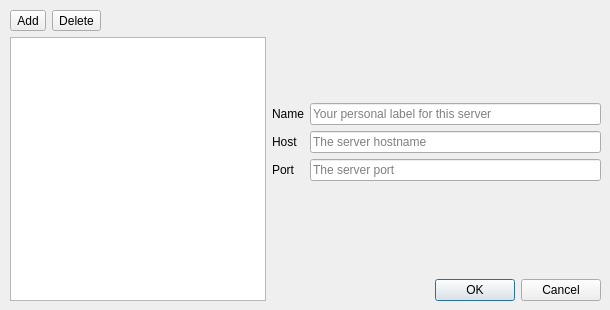
Above: qt-client/dmp_client_connect_dialog.ui from Roflincopter/dmp before the change. Below: the same form after it.
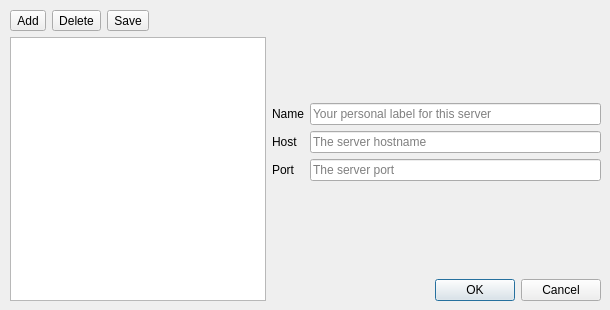
That is the form after the change.

Commit message: Added a intermediate connectdialog save button.

```diff
--- a/qt-client/dmp_client_connect_dialog.ui
+++ b/qt-client/dmp_client_connect_dialog.ui
@@ -44,6 +44,13 @@
           </property>
          </widget>
         </item>
+        <item>
+         <widget class="QToolButton" name="SaveButton">
+          <property name="text">
+           <string>Save</string>
+          </property>
+         </widget>
+        </item>
         <item>
          <spacer name="horizontalSpacer">
           <property name="orientation">
```
Left out of the diff: 17 changed lines with no effect on the pictures. The commit also changes 2 other files.
